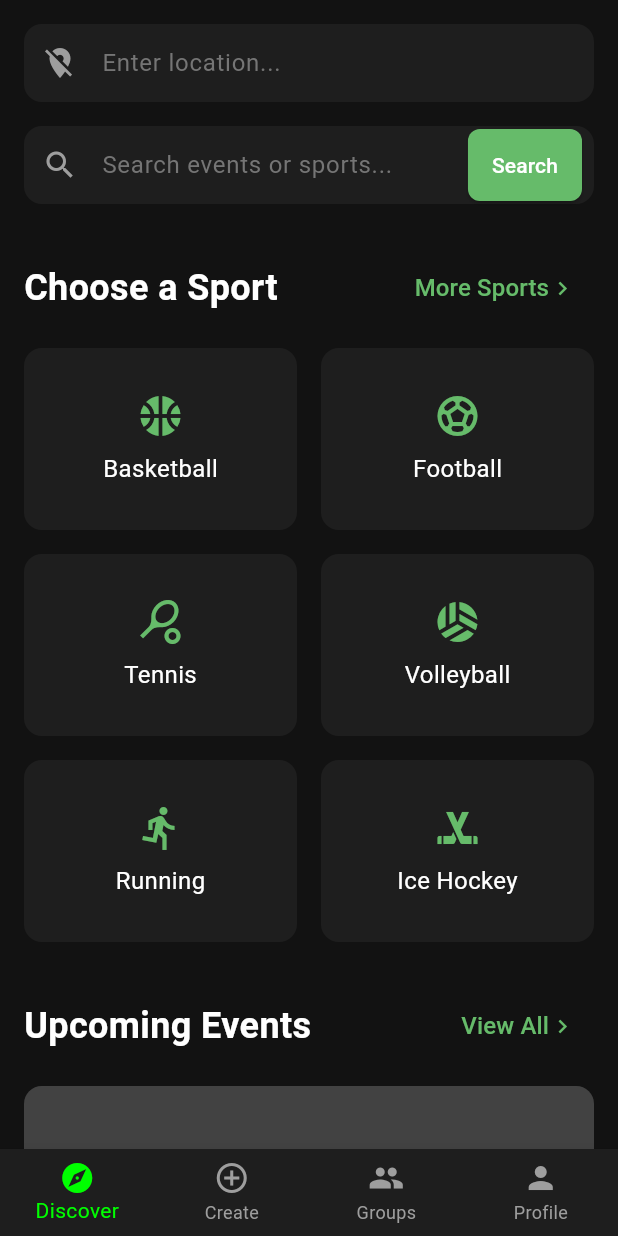
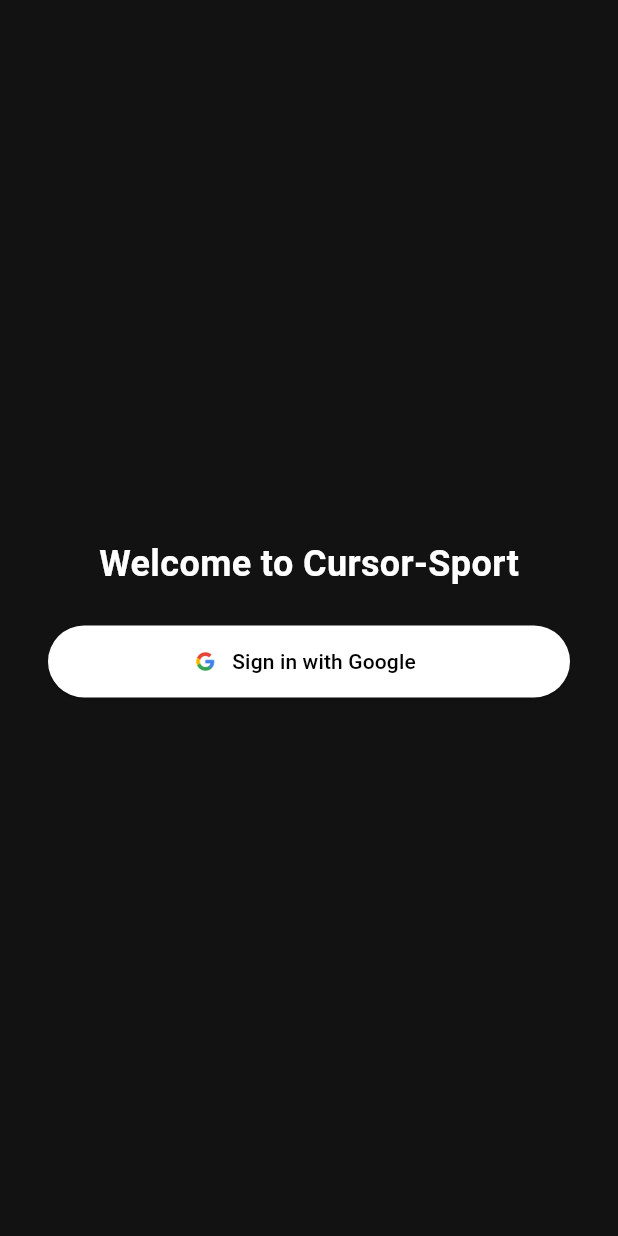
Before and after one commit to samigunasekara/cursor-sport, a Flutter app: the screen it shows after launch, on a phone screen of 412 x 824 dp. Run offline on Flutter 3.47's test engine with Material 3 defaults, Android fonts, the phone set to English and light mode, and no system bars; our stand-ins replace firebase_auth, firebase_core, font_awesome_flutter, geolocator, google_sign_in, permission_handler; accounts and stored records are empty.

Commit message:
Google signin is working for Android

```diff
--- /dev/null
+++ b/lib/login_page.dart
@@ -0,0 +1,99 @@
+import 'package:flutter/material.dart';
+import 'package:firebase_auth/firebase_auth.dart';
+import 'package:google_sign_in/google_sign_in.dart';
+
+class LoginPage extends StatefulWidget {
+  const LoginPage({super.key});
+
+  @override
+  State<LoginPage> createState() => _LoginPageState();
+}
+
+class _LoginPageState extends State<LoginPage> {
+  bool _loading = false;
+  String? _error;
+
+  Future<void> _signInWithGoogle() async {
+    setState(() {
+      _loading = true;
+      _error = null;
+    });
+    try {
+      // 1. Trigger the Google Sign-In flow
+      final googleUser = await GoogleSignIn().signIn();
+      if (googleUser == null) {
+        // user cancelled
+        setState(() => _loading = false);
+        return;
+      }
+
+      // 2. Obtain the auth details from the request
+      final googleAuth = await googleUser.authentication;
+
+      // 3. Create a new credential
+      final credential = GoogleAuthProvider.credential(
+        accessToken: googleAuth.accessToken,
+        idToken: googleAuth.idToken,
+      );
+
+      // 4. Sign in to Firebase with the Google credential
+      await FirebaseAuth.instance.signInWithCredential(credential);
+      // On success, FirebaseAuthAuthState will notify and route to MainScreen
+    } catch (e) {
+      setState(() {
+        _error = e.toString();
+        _loading = false;
+      });
+    }
+  }
+
+  @override
+  Widget build(BuildContext context) {
+    return Scaffold(
+      backgroundColor: const Color(0xFF121212),
+      body: Center(
+        child: Padding(
+          padding: const EdgeInsets.symmetric(horizontal: 32),
+          child: Column(
+            mainAxisSize: MainAxisSize.min,
+            children: [
+              const Text(
+                'Welcome to Cursor-Sport',
+                style: TextStyle(
+                  color: Colors.white,
+                  fontSize: 24,
+                  fontWeight: FontWeight.bold,
+                ),
+              ),
+              const SizedBox(height: 24),
+              if (_error != null)
+                Padding(
+                  padding: const EdgeInsets.only(bottom: 16),
+                  child: Text(
+                    _error!,
+                    style: const TextStyle(color: Colors.red),
+                    textAlign: TextAlign.center,
+                  ),
+                ),
+              _loading
+                  ? const CircularProgressIndicator()
+                  : ElevatedButton.icon(
+                      icon: Image.asset(
+                        'assets/google_logo.png',
+                        height: 20,
+                      ),
+                      label: const Text('Sign in with Google'),
+                      style: ElevatedButton.styleFrom(
+                        backgroundColor: Colors.white,
+                        foregroundColor: Colors.black,
+                        minimumSize: const Size.fromHeight(48),
+                      ),
+                      onPressed: _signInWithGoogle,
+                    ),
+            ],
+          ),
+        ),
+      ),
+    );
+  }
+}
--- a/lib/main.dart
+++ b/lib/main.dart
@@ -1,10 +1,19 @@
 import 'package:flutter/material.dart';
+import 'package:firebase_core/firebase_core.dart';
+import 'package:firebase_auth/firebase_auth.dart';
+
+import 'login_page.dart';
 import 'discover_page.dart';
 import 'create_event_page.dart';
 import 'my_groups_page.dart';
 import 'profile_page.dart';
 
-void main() {
+Future<void> main() async {
+  WidgetsFlutterBinding.ensureInitialized();
+  await Firebase.initializeApp(
+    // If using FlutterFire CLI, uncomment:
+    // options: DefaultFirebaseOptions.currentPlatform,
+  );
   runApp(const MainApp());
 }
 
@@ -15,10 +24,10 @@
   Widget build(BuildContext context) {
     return MaterialApp(
       title: 'Play Social Sports',
-      debugShowCheckedModeBanner: false,      // ← removes the red DEBUG ribbon
+      debugShowCheckedModeBanner: false,
       theme: ThemeData(
-        primaryColor: const Color(0xFF00FF00), // Green color
-        scaffoldBackgroundColor: const Color(0xFF121212), // Dark background
+        primaryColor: const Color(0xFF00FF00),
+        scaffoldBackgroundColor: const Color(0xFF121212),
         appBarTheme: const AppBarTheme(
           backgroundColor: Color(0xFF1E1E1E),
           elevation: 0,
@@ -38,7 +47,33 @@
         ),
         useMaterial3: true,
       ),
-      home: const MainScreen(),
+      home: const AuthGate(), // ← show login or main based on auth state
+    );
+  }
+}
+
+/// Listens to FirebaseAuth and shows either LoginPage or MainScreen.
+class AuthGate extends StatelessWidget {
+  const AuthGate({super.key});
+
+  @override
+  Widget build(BuildContext context) {
+    return StreamBuilder<User?>(
+      stream: FirebaseAuth.instance.authStateChanges(),
+      builder: (context, snapshot) {
+        // while checking auth state
+        if (snapshot.connectionState == ConnectionState.waiting) {
+          return const Scaffold(
+            body: Center(child: CircularProgressIndicator()),
+          );
+        }
+        // if not signed in, show login
+        if (!snapshot.hasData) {
+          return const LoginPage();
+        }
+        // signed in → show main app
+        return const MainScreen();
+      },
     );
   }
 }
@@ -53,11 +88,11 @@
 class _MainScreenState extends State<MainScreen> {
   int _selectedIndex = 0;
 
-  final List<Widget> _pages = [
-    const DiscoverPage(),
-    const CreateEventPage(),
-    const MyGroupsPage(),
-    const ProfilePage(),
+  static const List<Widget> _pages = [
+    DiscoverPage(),
+    CreateEventPage(),
+    MyGroupsPage(),
+    ProfilePage(),
   ];
 
   @override
@@ -66,11 +101,7 @@
       body: _pages[_selectedIndex],
       bottomNavigationBar: BottomNavigationBar(
         currentIndex: _selectedIndex,
-        onTap: (index) {
-          setState(() {
-            _selectedIndex = index;
-          });
-        },
+        onTap: (i) => setState(() => _selectedIndex = i),
         type: BottomNavigationBarType.fixed,
         backgroundColor: const Color(0xFF1E1E1E),
         selectedItemColor: const Color(0xFF00FF00),
```
Also changed, not shown: pubspec.yaml (+6 -2 lines), assets/google_logo.png (added), pubspec.lock, 4 other files.
